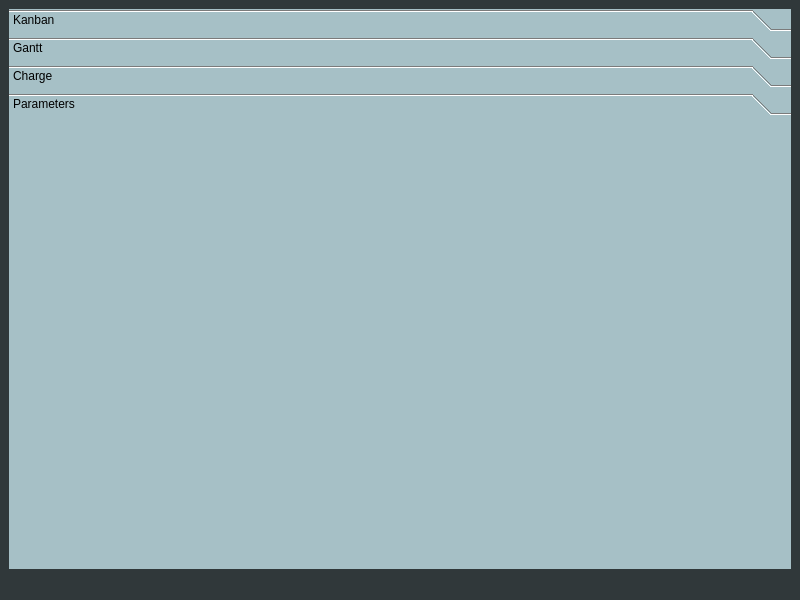
This is mainwindow.ui in MaximeAeva/TheEfficientGuy as Qt 5 draws it before an edit. The edited form follows.
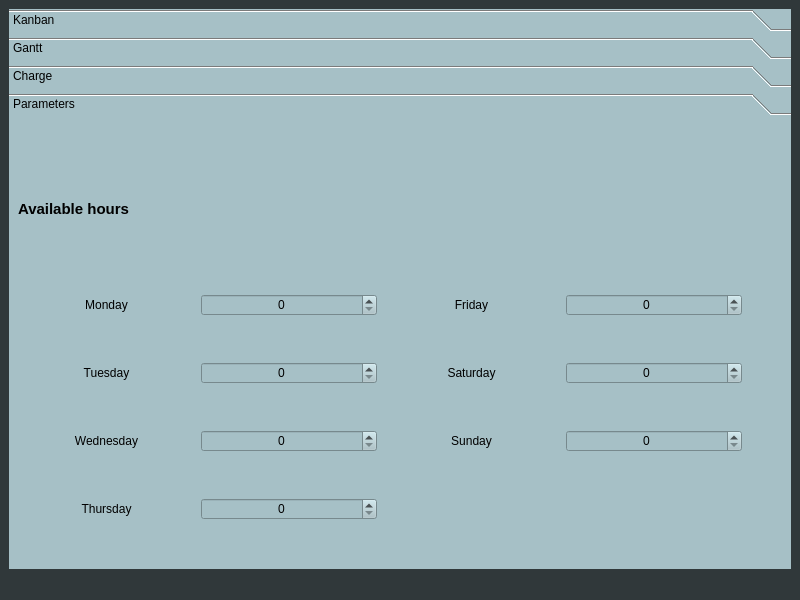
This is the edited form. The open tabs and pages were chosen to show the change.

What changed in the file:
```diff
--- a/mainwindow.ui
+++ b/mainwindow.ui
@@ -78,6 +78,242 @@
        <attribute name="label">
         <string>Parameters</string>
        </attribute>
+       <layout class="QGridLayout" name="gridLayout">
+        <item row="7" column="0">
+         <spacer name="verticalSpacer_3">
+          <property name="orientation">
+           <enum>Qt::Vertical</enum>
+          </property>
+          <property name="sizeType">
+           <enum>QSizePolicy::Fixed</enum>
+          </property>
+          <property name="sizeHint" stdset="0">
+           <size>
+            <width>20</width>
+            <height>40</height>
+           </size>
+          </property>
+         </spacer>
+        </item>
+        <item row="2" column="0">
+         <widget class="QLabel" name="label">
+          <property name="text">
+           <string>Monday</string>
+          </property>
+          <property name="scaledContents">
+           <bool>false</bool>
+          </property>
+          <property name="alignment">
+           <set>Qt::AlignCenter</set>
+          </property>
+         </widget>
+        </item>
+        <item row="6" column="3">
+         <widget class="QSpinBox" name="spinSunday">
+          <property name="alignment">
+           <set>Qt::AlignCenter</set>
+          </property>
+         </widget>
+        </item>
+        <item row="6" column="2">
+         <widget class="QLabel" name="label_7">
+          <property name="text">
+           <string>Sunday</string>
+          </property>
+          <property name="scaledContents">
+           <bool>false</bool>
+          </property>
+          <property name="alignment">
+           <set>Qt::AlignCenter</set>
+          </property>
+         </widget>
+        </item>
+        <item row="2" column="3">
+         <widget class="QSpinBox" name="spinFriday">
+          <property name="alignment">
+           <set>Qt::AlignCenter</set>
+          </property>
+         </widget>
+        </item>
+        <item row="8" column="0">
+         <widget class="QLabel" name="label_4">
+          <property name="text">
+           <string>Thursday</string>
+          </property>
+          <property name="scaledContents">
+           <bool>false</bool>
+          </property>
+          <property name="alignment">
+           <set>Qt::AlignCenter</set>
+          </property>
+         </widget>
+        </item>
+        <item row="2" column="1">
+         <widget class="QSpinBox" name="spinMonday">
+          <property name="alignment">
+           <set>Qt::AlignCenter</set>
+          </property>
+         </widget>
+        </item>
+        <item row="4" column="0">
+         <widget class="QLabel" name="label_2">
+          <property name="text">
+           <string>Tuesday</string>
+          </property>
+          <property name="scaledContents">
+           <bool>false</bool>
+          </property>
+          <property name="alignment">
+           <set>Qt::AlignCenter</set>
+          </property>
+         </widget>
+        </item>
+        <item row="8" column="1">
+         <widget class="QSpinBox" name="spinThursday">
+          <property name="alignment">
+           <set>Qt::AlignCenter</set>
+          </property>
+         </widget>
+        </item>
+        <item row="0" column="0" colspan="2">
+         <widget class="QLabel" name="label_8">
+          <property name="font">
+           <font>
+            <pointsize>11</pointsize>
+            <weight>75</weight>
+            <bold>true</bold>
+           </font>
+          </property>
+          <property name="text">
+           <string>Available hours</string>
+          </property>
+         </widget>
+        </item>
+        <item row="9" column="0">
+         <spacer name="verticalSpacer_4">
+          <property name="orientation">
+           <enum>Qt::Vertical</enum>
+          </property>
+          <property name="sizeType">
+           <enum>QSizePolicy::Fixed</enum>
+          </property>
+          <property name="sizeHint" stdset="0">
+           <size>
+            <width>20</width>
+            <height>40</height>
+           </size>
+          </property>
+         </spacer>
+        </item>
+        <item row="3" column="0">
+         <spacer name="verticalSpacer">
+          <property name="orientation">
+           <enum>Qt::Vertical</enum>
+          </property>
+          <property name="sizeType">
+           <enum>QSizePolicy::Fixed</enum>
+          </property>
+          <property name="sizeHint" stdset="0">
+           <size>
+            <width>20</width>
+            <height>40</height>
+           </size>
+          </property>
+         </spacer>
+        </item>
+        <item row="5" column="0">
+         <spacer name="verticalSpacer_2">
+          <property name="orientation">
+           <enum>Qt::Vertical</enum>
+          </property>
+          <property name="sizeType">
+           <enum>QSizePolicy::Fixed</enum>
+          </property>
+          <property name="sizeHint" stdset="0">
+           <size>
+            <width>20</width>
+            <height>40</height>
+           </size>
+          </property>
+         </spacer>
+        </item>
+        <item row="6" column="6">
+         <spacer name="horizontalSpacer">
+          <property name="orientation">
+           <enum>Qt::Horizontal</enum>
+          </property>
+          <property name="sizeType">
+           <enum>QSizePolicy::Fixed</enum>
+          </property>
+          <property name="sizeHint" stdset="0">
+           <size>
+            <width>40</width>
+            <height>20</height>
+           </size>
+          </property>
+         </spacer>
+        </item>
+        <item row="6" column="1">
+         <widget class="QSpinBox" name="spinWednesday">
+          <property name="alignment">
+           <set>Qt::AlignCenter</set>
+          </property>
+         </widget>
+        </item>
+        <item row="4" column="2">
+         <widget class="QLabel" name="label_6">
+          <property name="text">
+           <string>Saturday</string>
+          </property>
+          <property name="scaledContents">
+           <bool>false</bool>
+          </property>
+          <property name="alignment">
+           <set>Qt::AlignCenter</set>
+          </property>
+         </widget>
+        </item>
+        <item row="4" column="3">
+         <widget class="QSpinBox" name="spinSaturday">
+          <property name="alignment">
+           <set>Qt::AlignCenter</set>
+          </property>
+         </widget>
+        </item>
+        <item row="4" column="1">
+         <widget class="QSpinBox" name="spinTuesday">
+          <property name="alignment">
+           <set>Qt::AlignCenter</set>
+          </property>
+         </widget>
+        </item>
+        <item row="2" column="2">
+         <widget class="QLabel" name="label_5">
+          <property name="text">
+           <string>Friday</string>
+          </property>
+          <property name="scaledContents">
+           <bool>false</bool>
+          </property>
+          <property name="alignment">
+           <set>Qt::AlignCenter</set>
+          </property>
+         </widget>
+        </item>
+        <item row="6" column="0">
+         <widget class="QLabel" name="label_3">
+          <property name="text">
+           <string>Wednesday</string>
+          </property>
+          <property name="scaledContents">
+           <bool>false</bool>
+          </property>
+          <property name="alignment">
+           <set>Qt::AlignCenter</set>
+          </property>
+         </widget>
+        </item>
+       </layout>
       </widget>
      </widget>
     </item>
```
Left out of the diff: 31 changed lines with no effect on the pictures.
